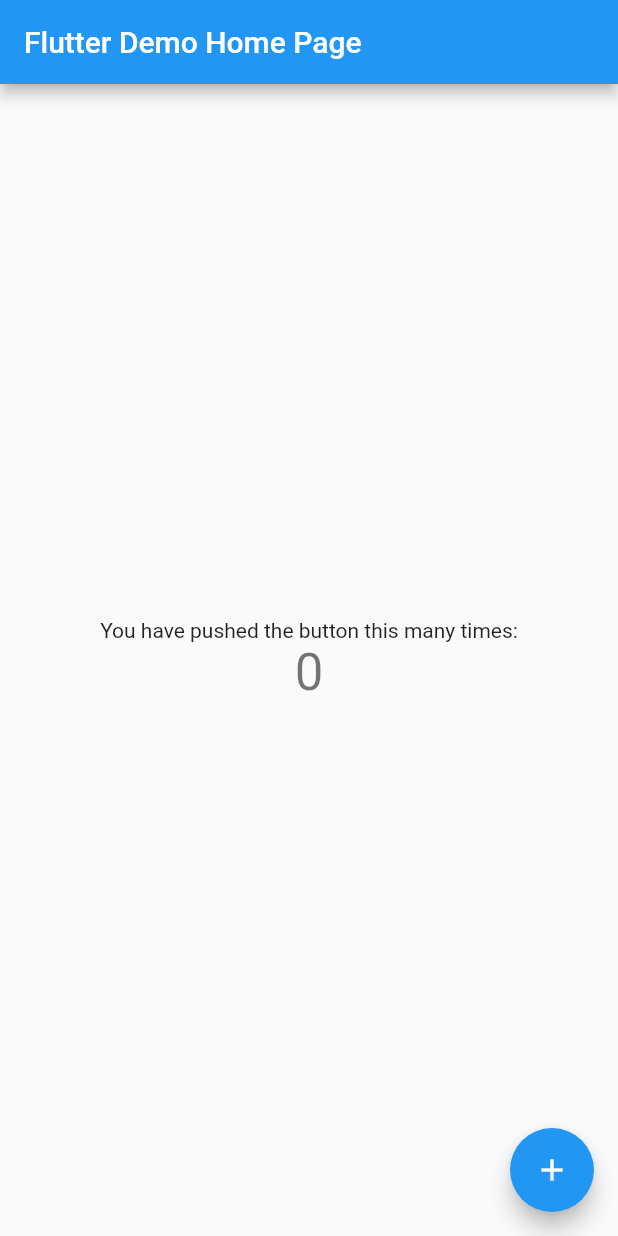
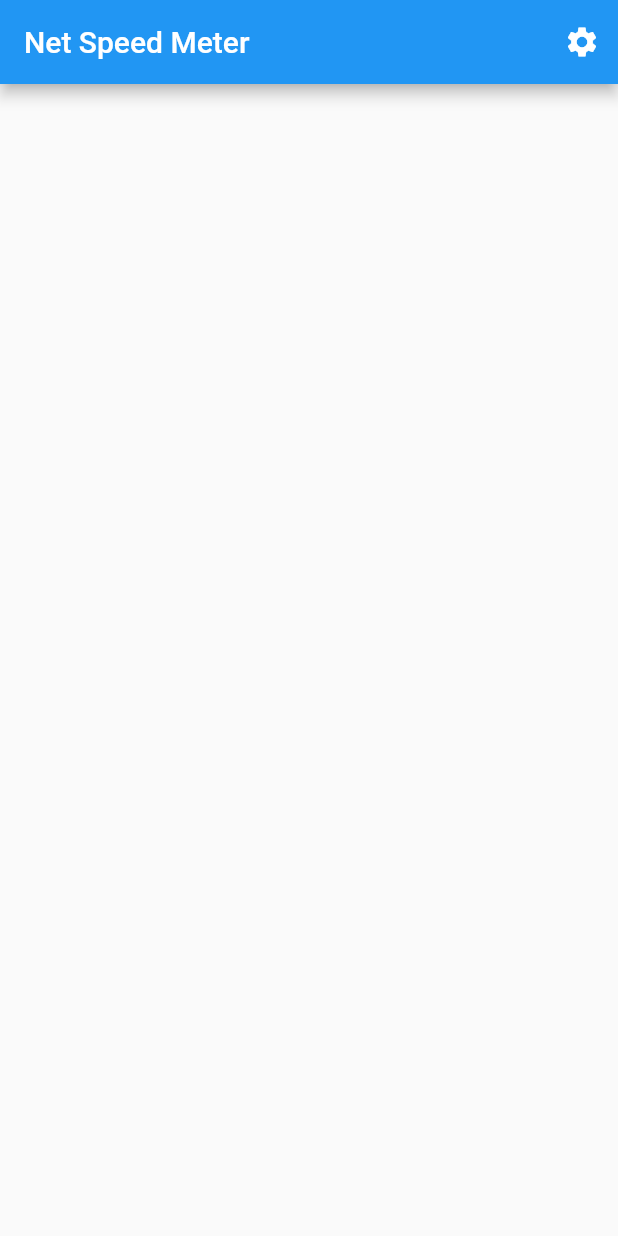
Before and after one commit to jevin08/net_speed_meter, a Flutter app: the screen it shows after launch, on a phone screen of 412 x 824 dp. Run offline on Flutter 3.47's test engine with Material 2 defaults, Android fonts, the phone set to English and light mode, and no system bars.

```diff
--- a/lib/main.dart
+++ b/lib/main.dart
@@ -1,4 +1,7 @@
 import 'package:flutter/material.dart';
+import 'package:net_speed_meter/utils/theme_changer.dart';
+import 'package:provider/provider.dart';
+import 'package:net_speed_meter/screens/HomeScreen.dart';
 
 void main() {
   runApp(const MyApp());
@@ -10,106 +13,24 @@ class MyApp extends StatelessWidget {
   // This widget is the root of your application.
   @override
   Widget build(BuildContext context) {
-    return MaterialApp(
-      title: 'Flutter Demo',
-      theme: ThemeData(
-        // This is the theme of your application.
-        //
-        // Try running your application with "flutter run". You'll see the
-        // application has a blue toolbar. Then, without quitting the app, try
-        // changing the primarySwatch below to Colors.green and then invoke
-        // "hot reload" (press "r" in the console where you ran "flutter run",
-        // or simply save your changes to "hot reload" in a Flutter IDE).
-        // Notice that the counter didn't reset back to zero; the application
-        // is not restarted.
-        primarySwatch: Colors.blue,
-      ),
-      home: const MyHomePage(title: 'Flutter Demo Home Page'),
+    return MultiProvider(
+      providers: [
+        ChangeNotifierProvider(create: (_) => ThemeChanger(lightTheme)),
+      ],
+      child: const MaterialAppWithTheme(),
     );
   }
 }
-
-class MyHomePage extends StatefulWidget {
-  const MyHomePage({super.key, required this.title});
-
-  // This widget is the home page of your application. It is stateful, meaning
-  // that it has a State object (defined below) that contains fields that affect
-  // how it looks.
-
-  // This class is the configuration for the state. It holds the values (in this
-  // case the title) provided by the parent (in this case the App widget) and
-  // used by the build method of the State. Fields in a Widget subclass are
-  // always marked "final".
-
-  final String title;
-
-  @override
-  State<MyHomePage> createState() => _MyHomePageState();
-}
-
-class _MyHomePageState extends State<MyHomePage> {
-  int _counter = 0;
-
-  void _incrementCounter() {
-    setState(() {
-      // This call to setState tells the Flutter framework that something has
-      // changed in this State, which causes it to rerun the build method below
-      // so that the display can reflect the updated values. If we changed
-      // _counter without calling setState(), then the build method would not be
-      // called again, and so nothing would appear to happen.
-      _counter++;
-    });
-  }
+class MaterialAppWithTheme extends StatelessWidget {
+  const MaterialAppWithTheme({super.key});
 
   @override
   Widget build(BuildContext context) {
-    // This method is rerun every time setState is called, for instance as done
-    // by the _incrementCounter method above.
-    //
-    // The Flutter framework has been optimized to make rerunning build methods
-    // fast, so that you can just rebuild anything that needs updating rather
-    // than having to individually change instances of widgets.
-    return Scaffold(
-      appBar: AppBar(
-        // Here we take the value from the MyHomePage object that was created by
-        // the App.build method, and use it to set our appbar title.
-        title: Text(widget.title),
-      ),
-      body: Center(
-        // Center is a layout widget. It takes a single child and positions it
-        // in the middle of the parent.
-        child: Column(
-          // Column is also a layout widget. It takes a list of children and
-          // arranges them vertically. By default, it sizes itself to fit its
-          // children horizontally, and tries to be as tall as its parent.
-          //
-          // Invoke "debug painting" (press "p" in the console, choose the
-          // "Toggle Debug Paint" action from the Flutter Inspector in Android
-          // Studio, or the "Toggle Debug Paint" command in Visual Studio Code)
-          // to see the wireframe for each widget.
-          //
-          // Column has various properties to control how it sizes itself and
-          // how it positions its children. Here we use mainAxisAlignment to
-          // center the children vertically; the main axis here is the vertical
-          // axis because Columns are vertical (the cross axis would be
-          // horizontal).
-          mainAxisAlignment: MainAxisAlignment.center,
-          children: <Widget>[
-            const Text(
-              'You have pushed the button this many times:',
-            ),
-            Text(
-              '$_counter',
-              style: Theme.of(context).textTheme.headline4,
-            ),
-          ],
-        ),
-      ),
-      floatingActionButton: FloatingActionButton(
-        onPressed: _incrementCounter,
-        tooltip: 'Increment',
-        child: const Icon(Icons.add),
-      ), // This trailing comma makes auto-formatting nicer for build methods.
+    final theme = Provider.of<ThemeChanger>(context);
+    return MaterialApp(
+      debugShowCheckedModeBanner: false,
+      theme: theme.getTheme,
+      home: const HomeScreen(),
     );
   }
 }
--- /dev/null
+++ b/lib/screens/HomeScreen.dart
@@ -0,0 +1,41 @@
+import 'package:flutter/material.dart';
+import 'package:net_speed_meter/screens/SettingScreen.dart';
+import 'package:net_speed_meter/utils/theme_changer.dart';
+import 'package:provider/provider.dart';
+
+class HomeScreen extends StatefulWidget {
+  const HomeScreen({Key? key}) : super(key: key);
+
+  @override
+  State<HomeScreen> createState() => _HomeScreenState();
+}
+
+class _HomeScreenState extends State<HomeScreen> {
+  @override
+  Widget build(BuildContext context) {
+    var _themeProvider=Provider.of<ThemeChanger>(context);
+    return Scaffold(
+      appBar: AppBar(
+        title: const Text('Net Speed Meter'),
+        actions: [
+          IconButton(
+            onPressed: () async {
+              await Navigator.of(context).push(
+                MaterialPageRoute(
+                  builder: (context) =>
+                  const SettingScreen(),
+                ),
+              );
+            },
+            icon: const   Icon(
+              Icons.settings
+            ),
+          )
+        ],
+      ),
+      body:  Container(
+        child: const Text(''),
+      ),
+    );
+  }
+}
--- /dev/null
+++ b/lib/utils/theme_changer.dart
@@ -0,0 +1,15 @@
+import 'package:flutter/material.dart';
+
+var darkTheme = ThemeData.dark();
+var lightTheme= ThemeData.light();
+
+class ThemeChanger extends ChangeNotifier {
+  ThemeData _themeData;
+  ThemeChanger(this._themeData);
+
+  get getTheme => _themeData;
+  void setTheme(ThemeData theme) {
+    _themeData = theme;
+    notifyListeners();
+  }
+}
--- a/pubspec.yaml
+++ b/pubspec.yaml
@@ -31,6 +31,7 @@ environment:
 dependencies:
   flutter:
     sdk: flutter
+  provider: ^6.0.5
 
 
   # The following adds the Cupertino Icons font to your application.
```
Also changed, not shown: lib/screens/SettingScreen.dart (added, +128 -0 lines), pubspec.lock.
